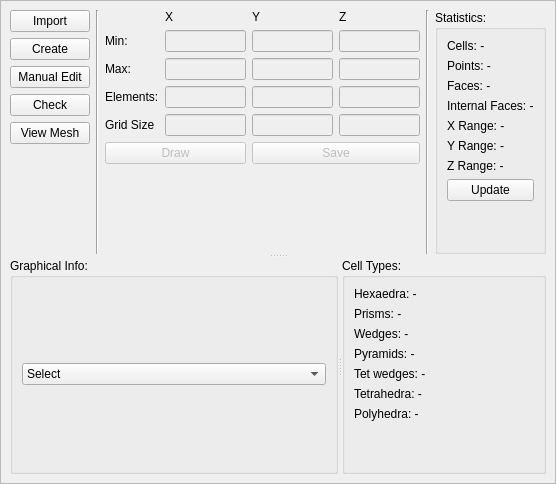
Qt form petroSym/mesh.ui (jmarcelogimenez/petroSym) before a commit.
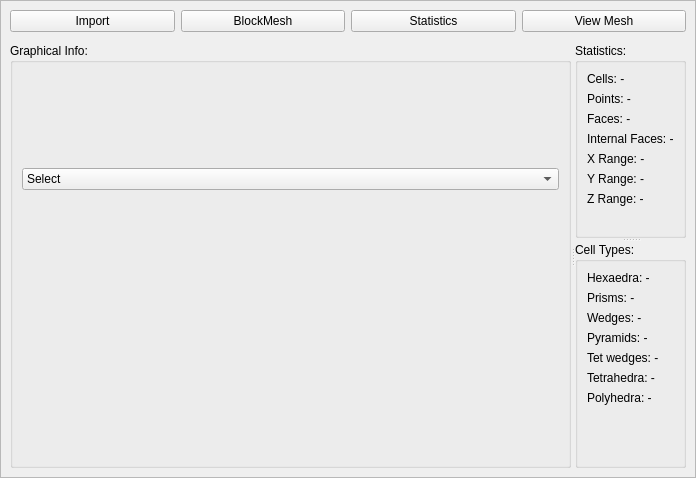
The same form after that commit. Icons and pictures are not drawn.

Diff of the .ui file:
```diff
--- a/petroSym/mesh.ui
+++ b/petroSym/mesh.ui
@@ -6,10 +6,16 @@
    <rect>
     <x>0</x>
     <y>0</y>
-    <width>556</width>
-    <height>484</height>
+    <width>696</width>
+    <height>478</height>
    </rect>
   </property>
+  <property name="sizePolicy">
+   <sizepolicy hsizetype="Expanding" vsizetype="Expanding">
+    <horstretch>1</horstretch>
+    <verstretch>0</verstretch>
+   </sizepolicy>
+  </property>
   <property name="font">
    <font>
     <pointsize>9</pointsize>
@@ -26,431 +32,262 @@
     <rect>
      <x>0</x>
      <y>0</y>
-     <width>554</width>
-     <height>482</height>
+     <width>678</width>
+     <height>488</height>
     </rect>
    </property>
    <layout class="QVBoxLayout" name="verticalLayout_2">
     <item>
-     <widget class="QSplitter" name="splitter_2">
+     <layout class="QHBoxLayout" name="horizontalLayout">
+      <item>
+       <widget class="QPushButton" name="pushButton_import">
+        <property name="enabled">
+         <bool>true</bool>
+        </property>
+        <property name="sizePolicy">
+         <sizepolicy hsizetype="Minimum" vsizetype="Fixed">
+          <horstretch>0</horstretch>
+          <verstretch>0</verstretch>
+         </sizepolicy>
+        </property>
+        <property name="text">
+         <string>Import</string>
+        </property>
+        <property name="icon">
+         <iconset resource="resources.qrc">
+          <normaloff>:/newPrefix/images/fromHelyx/import16.png</normaloff>:/newPrefix/images/fromHelyx/import16.png</iconset>
+        </property>
+       </widget>
+      </item>
+      <item>
+       <widget class="QPushButton" name="pushButton_create">
+        <property name="enabled">
+         <bool>true</bool>
+        </property>
+        <property name="text">
+         <string>BlockMesh</string>
+        </property>
+        <property name="icon">
+         <iconset resource="resources.qrc">
+          <normaloff>:/newPrefix/images/fromHelyx/new16.png</normaloff>:/newPrefix/images/fromHelyx/new16.png</iconset>
+        </property>
+       </widget>
+      </item>
+      <item>
+       <widget class="QPushButton" name="pushButton_check">
+        <property name="text">
+         <string>Statistics</string>
+        </property>
+        <property name="icon">
+         <iconset resource="resources.qrc">
+          <normaloff>:/newPrefix/images/fromHelyx/monitoringFunction16.png</normaloff>:/newPrefix/images/fromHelyx/monitoringFunction16.png</iconset>
+        </property>
+       </widget>
+      </item>
+      <item>
+       <widget class="QPushButton" name="pushButton_view">
+        <property name="text">
+         <string>View Mesh</string>
+        </property>
+        <property name="icon">
+         <iconset resource="resources.qrc">
+          <normaloff>:/newPrefix/images/fromHelyx/paraview16.png</normaloff>:/newPrefix/images/fromHelyx/paraview16.png</iconset>
+        </property>
+       </widget>
+      </item>
+     </layout>
+    </item>
+    <item>
+     <spacer name="verticalSpacer_5">
       <property name="orientation">
        <enum>Qt::Vertical</enum>
       </property>
-      <widget class="QWidget" name="layoutWidget">
-       <layout class="QHBoxLayout" name="horizontalLayout_3">
+      <property name="sizeType">
+       <enum>QSizePolicy::Fixed</enum>
+      </property>
+      <property name="sizeHint" stdset="0">
+       <size>
+        <width>20</width>
+        <height>5</height>
+       </size>
+      </property>
+     </spacer>
+    </item>
+    <item>
+     <widget class="QSplitter" name="splitter_2">
+      <property name="sizePolicy">
+       <sizepolicy hsizetype="Expanding" vsizetype="Preferred">
+        <horstretch>0</horstretch>
+        <verstretch>0</verstretch>
+       </sizepolicy>
+      </property>
+      <property name="orientation">
+       <enum>Qt::Horizontal</enum>
+      </property>
+      <widget class="QGroupBox" name="groupBox_draw">
+       <property name="sizePolicy">
+        <sizepolicy hsizetype="Expanding" vsizetype="Expanding">
+         <horstretch>1</horstretch>
+         <verstretch>0</verstretch>
+        </sizepolicy>
+       </property>
+       <property name="title">
+        <string>Graphical Info:</string>
+       </property>
+       <layout class="QVBoxLayout" name="verticalLayout_4">
         <item>
-         <layout class="QVBoxLayout" name="verticalLayout_3">
+         <widget class="QComboBox" name="comboBox_histo">
           <item>
-           <widget class="QPushButton" name="pushButton_import">
-            <property name="enabled">
-             <bool>true</bool>
-            </property>
-            <property name="text">
-             <string>Import</string>
-            </property>
-            <property name="icon">
-             <iconset resource="resources.qrc">
-              <normaloff>:/newPrefix/images/fromHelyx/import16.png</normaloff>:/newPrefix/images/fromHelyx/import16.png</iconset>
-            </property>
-           </widget>
+           <property name="text">
+            <string>Select</string>
+           </property>
           </item>
           <item>
-           <widget class="QPushButton" name="pushButton_create">
-            <property name="enabled">
-             <bool>true</bool>
-            </property>
-            <property name="text">
-             <string>Create</string>
-            </property>
-            <property name="icon">
-             <iconset resource="resources.qrc">
-              <normaloff>:/newPrefix/images/fromHelyx/new16.png</normaloff>:/newPrefix/images/fromHelyx/new16.png</iconset>
-            </property>
-           </widget>
+           <property name="text">
+            <string>Non-Orthogonality</string>
+           </property>
           </item>
           <item>
-           <widget class="QPushButton" name="pushButton_2">
-            <property name="enabled">
-             <bool>true</bool>
-            </property>
-            <property name="text">
-             <string>Manual Edit</string>
-            </property>
-            <property name="icon">
-             <iconset resource="resources.qrc">
-              <normaloff>:/newPrefix/images/fromHelyx/edit16.png</normaloff>:/newPrefix/images/fromHelyx/edit16.png</iconset>
-            </property>
-           </widget>
+           <property name="text">
+            <string>Skewness</string>
+           </property>
           </item>
           <item>
-           <widget class="QPushButton" name="pushButton_check">
-            <property name="text">
-             <string>Check</string>
-            </property>
-            <property name="icon">
-             <iconset resource="resources.qrc">
-              <normaloff>:/newPrefix/images/fromHelyx/tick16.png</normaloff>:/newPrefix/images/fromHelyx/tick16.png</iconset>
-            </property>
-           </widget>
+           <property name="text">
+            <string>Volume</string>
+           </property>
           </item>
-          <item>
-           <widget class="QPushButton" name="pushButton_4">
-            <property name="text">
-             <string>View Mesh</string>
-            </property>
-            <property name="icon">
-             <iconset resource="resources.qrc">
-              <normaloff>:/newPrefix/images/fromHelyx/paraview16.png</normaloff>:/newPrefix/images/fromHelyx/paraview16.png</iconset>
-            </property>
-           </widget>
-          </item>
-          <item>
-           <spacer name="verticalSpacer_2">
-            <property name="orientation">
-             <enum>Qt::Vertical</enum>
-            </property>
-            <property name="sizeHint" stdset="0">
-             <size>
-              <width>20</width>
-              <height>40</height>
-             </size>
-            </property>
-           </spacer>
-          </item>
-         </layout>
+         </widget>
         </item>
         <item>
-         <widget class="Line" name="line_2">
+         <spacer name="verticalSpacer_4">
           <property name="orientation">
            <enum>Qt::Vertical</enum>
           </property>
-         </widget>
+          <property name="sizeType">
+           <enum>QSizePolicy::Fixed</enum>
+          </property>
+          <property name="sizeHint" stdset="0">
+           <size>
+            <width>20</width>
+            <height>30</height>
+           </size>
+          </property>
+         </spacer>
         </item>
         <item>
-         <layout class="QGridLayout" name="gridLayout_2">
-          <item row="2" column="1">
-           <widget class="QLineEdit" name="bm_xmin">
-            <property name="enabled">
-             <bool>false</bool>
-            </property>
-           </widget>
-          </item>
-          <item row="4" column="0">
-           <widget class="QLabel" name="label_3">
-            <property name="text">
-             <string>Elements:</string>
-            </property>
-           </widget>
-          </item>
-          <item row="1" column="3">
-           <widget class="QLabel" name="label_6">
-            <property name="font">
-             <font>
-              <strikeout>false</strikeout>
-             </font>
-            </property>
-            <property name="layoutDirection">
-             <enum>Qt::LeftToRight</enum>
-            </property>
-            <property name="text">
-             <string>Z</string>
-            </property>
-           </widget>
-          </item>
-          <item row="3" column="1">
-           <widget class="QLineEdit" name="bm_xmax">
-            <property name="enabled">
-             <bool>false</bool>
-            </property>
-           </widget>
-          </item>
-          <item row="2" column="3">
-           <widget class="QLineEdit" name="bm_zmin">
-            <property name="enabled">
-             <bool>false</bool>
-            </property>
-           </widget>
-          </item>
-          <item row="3" column="2">
-           <widget class="QLineEdit" name="bm_ymax">
-            <property name="enabled">
-             <bool>false</bool>
-            </property>
-           </widget>
-          </item>
-          <item row="5" column="2">
-           <widget class="QLineEdit" name="bm_ysize">
-            <property name="enabled">
-             <bool>false</bool>
-            </property>
-           </widget>
-          </item>
-          <item row="5" column="3">
-           <widget class="QLineEdit" name="bm_zsize">
-            <property name="enabled">
-             <bool>false</bool>
-            </property>
-           </widget>
-          </item>
-          <item row="5" column="0">
-           <widget class="QLabel" name="label_7">
-            <property name="text">
-             <string>Grid Size</string>
-            </property>
-           </widget>
-          </item>
-          <item row="2" column="2">
-           <widget class="QLineEdit" name="bm_ymin">
-            <property name="enabled">
-             <bool>false</bool>
-            </property>
-           </widget>
-          </item>
-          <item row="1" column="2">
-           <widget class="QLabel" name="label_5">
-            <property name="font">
-             <font>
-              <strikeout>false</strikeout>
-             </font>
-            </property>
-            <property name="layoutDirection">
-             <enum>Qt::LeftToRight</enum>
-            </property>
-            <property name="text">
-             <string>Y</string>
-            </property>
-           </widget>
-          </item>
-          <item row="3" column="3">
-           <widget class="QLineEdit" name="bm_zmax">
-            <property name="enabled">
-             <bool>false</bool>
-            </property>
-           </widget>
-          </item>
-          <item row="4" column="3">
-           <widget class="QLineEdit" name="bm_nz">
-            <property name="enabled">
-             <bool>false</bool>
-            </property>
-           </widget>
-          </item>
-          <item row="6" column="2" colspan="2">
-           <widget class="QPushButton" name="pushButton_3">
-            <property name="enabled">
-             <bool>false</bool>
-            </property>
-            <property name="text">
-             <string>Save</string>
-            </property>
-            <property name="icon">
-             <iconset resource="resources.qrc">
-              <normaloff>:/newPrefix/images/fromHelyx/save16.png</normaloff>:/newPrefix/images/fromHelyx/save16.png</iconset>
-            </property>
-           </widget>
-          </item>
-          <item row="4" column="1">
-           <widget class="QLineEdit" name="bm_nx">
-            <property name="enabled">
-             <bool>false</bool>
-            </property>
-           </widget>
-          </item>
-          <item row="4" column="2">
-           <widget class="QLineEdit" name="bm_ny">
-            <property name="enabled">
-             <bool>false</bool>
-            </property>
-           </widget>
-          </item>
-          <item row="2" column="0">
-           <widget class="QLabel" name="label">
-            <property name="text">
-             <string>Min:</string>
-            </property>
-           </widget>
-          </item>
-          <item row="3" column="0">
-           <widget class="QLabel" name="label_2">
-            <property name="text">
-             <string>Max:</string>
-            </property>
-           </widget>
-          </item>
-          <item row="6" column="0" colspan="2">
-           <widget class="QPushButton" name="pushButton">
-            <property name="enabled">
-             <bool>false</bool>
-            </property>
-            <property name="text">
-             <string>Draw</string>
-            </property>
-            <property name="icon">
-             <iconset resource="resources.qrc">
-              <normaloff>:/newPrefix/images/fromHelyx/externalMesh16.png</normaloff>:/newPrefix/images/fromHelyx/externalMesh16.png</iconset>
-            </property>
-           </widget>
-          </item>
-          <item row="5" column="1">
-           <widget class="QLineEdit" name="bm_xsize">
-            <property name="enabled">
-             <bool>false</bool>
-            </property>
-           </widget>
-          </item>
-          <item row="1" column="1">
-           <widget class="QLabel" name="label_4">
-            <property name="font">
-             <font>
-              <strikeout>false</strikeout>
-             </font>
-            </property>
-            <property name="layoutDirection">
-             <enum>Qt::LeftToRight</enum>
-            </property>
-            <property name="text">
-             <string>X</string>
-            </property>
-           </widget>
-          </item>
-          <item row="7" column="0" colspan="4">
-           <spacer name="verticalSpacer">
-            <property name="orientation">
-             <enum>Qt::Vertical</enum>
-            </property>
-            <property name="sizeHint" stdset="0">
-             <size>
-              <width>20</width>
-              <height>40</height>
-             </size>
-            </property>
-           </spacer>
-          </item>
-         </layout>
+         <layout class="QVBoxLayout" name="verticalLayout_draw"/>
         </item>
         <item>
-         <widget class="Line" name="line_3">
+         <spacer name="verticalSpacer_3">
           <property name="orientation">
            <enum>Qt::Vertical</enum>
           </property>
-         </widget>
-        </item>
-        <item>
-         <widget class="QGroupBox" name="groupBox_2">
-          <property name="title">
-           <string>Statistics:</string>
+          <property name="sizeType">
+           <enum>QSizePolicy::Fixed</enum>
           </property>
-          <layout class="QGridLayout" name="gridLayout">
-           <item row="6" column="0">
-            <widget class="QLabel" name="label_yrange">
-             <property name="text">
-              <string>Y Range: -</string>
-             </property>
-            </widget>
-           </item>
-           <item row="3" column="0">
-            <widget class="QLabel" name="label_nfaces">
-             <property name="text">
-              <string>Faces: -</string>
-             </property>
-            </widget>
-           </item>
-           <item row="5" column="0">
-            <widget class="QLabel" name="label_xrange">
-             <property name="text">
-              <string>X Range: -</string>
-             </property>
-            </widget>
-           </item>
-           <item row="0" column="0">
-            <widget class="QLabel" name="label_ncells">
-             <property name="text">
-              <string>Cells: -</string>
-             </property>
-            </widget>
-           </item>
-           <item row="4" column="0">
-            <widget class="QLabel" name="label_nifaces">
-             <property name="text">
-              <string>Internal Faces: -</string>
-             </property>
-            </widget>
-           </item>
-           <item row="9" column="0">
-            <spacer name="verticalSpacer_3">
-             <property name="orientation">
-              <enum>Qt::Vertical</enum>
-             </property>
-             <property name="sizeHint" stdset="0">
-              <size>
-               <width>20</width>
-               <height>40</height>
-              </size>
-             </property>
-            </spacer>
-           </item>
-           <item row="7" column="0">
-            <widget class="QLabel" name="label_zrange">
-             <property name="text">
-              <string>Z Range: -</string>
-             </property>
-            </widget>
-           </item>
-           <item row="2" column="0">
-            <widget class="QLabel" name="label_npoints">
-             <property name="text">
-              <string>Points: -</string>
-             </property>
-            </widget>
-           </item>
-           <item row="8" column="0">
-            <widget class="QPushButton" name="pushButton_5">
-             <property name="text">
-              <string>Update</string>
-             </property>
-            </widget>
-           </item>
-          </layout>
-         </widget>
+          <property name="sizeHint" stdset="0">
+           <size>
+            <width>20</width>
+            <height>140</height>
+           </size>
+          </property>
+         </spacer>
         </item>
        </layout>
       </widget>
       <widget class="QSplitter" name="splitter">
+       <property name="sizePolicy">
+        <sizepolicy hsizetype="Fixed" vsizetype="Fixed">
+         <horstretch>0</horstretch>
+         <verstretch>0</verstretch>
+        </sizepolicy>
+       </property>
        <property name="orientation">
-        <enum>Qt::Horizontal</enum>
+        <enum>Qt::Vertical</enum>
        </property>
-       <widget class="QGroupBox" name="groupBox_draw">
+       <widget class="QGroupBox" name="groupBox_2">
+        <property name="sizePolicy">
+         <sizepolicy hsizetype="Fixed" vsizetype="Fixed">
+          <horstretch>0</horstretch>
+          <verstretch>0</verstretch>
+         </sizepolicy>
+        </property>
         <property name="title">
-         <string>Graphical Info:</string>
+         <string>Statistics:</string>
         </property>
         <layout class="QVBoxLayout" name="verticalLayout">
          <item>
-          <widget class="QComboBox" name="comboBox_histo">
-           <item>
-            <property name="text">
-             <string>Select</string>
-            </property>
-           </item>
-           <item>
-            <property name="text">
-             <string>Non-Orthogonality</string>
-            </property>
-           </item>
-           <item>
-            <property name="text">
-             <string>Skewness</string>
-            </property>
-           </item>
-           <item>
-            <property name="text">
-             <string>Volume</string>
-            </property>
-           </item>
+          <widget class="QLabel" name="label_ncells">
+           <property name="text">
+            <string>Cells: -</string>
+           </property>
           </widget>
          </item>
+         <item>
+          <widget class="QLabel" name="label_npoints">
+           <property name="text">
+            <string>Points: -</string>
+           </property>
+          </widget>
+         </item>
+         <item>
+          <widget class="QLabel" name="label_nfaces">
+           <property name="text">
+            <string>Faces: -</string>
+           </property>
+          </widget>
+         </item>
+         <item>
+          <widget class="QLabel" name="label_nifaces">
+           <property name="text">
+            <string>Internal Faces: -</string>
+           </property>
+          </widget>
+         </item>
+         <item>
+          <widget class="QLabel" name="label_xrange">
+           <property name="text">
+            <string>X Range: -</string>
+           </property>
+          </widget>
+         </item>
+         <item>
+          <widget class="QLabel" name="label_yrange">
+           <property name="text">
+            <string>Y Range: -</string>
+           </property>
+          </widget>
+         </item>
+         <item>
+          <widget class="QLabel" name="label_zrange">
+           <property name="text">
+            <string>Z Range: -</string>
+           </property>
+          </widget>
+         </item>
+         <item>
+          <spacer name="verticalSpacer_2">
+           <property name="orientation">
+            <enum>Qt::Vertical</enum>
+           </property>
+           <property name="sizeHint" stdset="0">
+            <size>
+             <width>20</width>
+             <height>10</height>
+            </size>
+           </property>
+          </spacer>
+         </item>
         </layout>
        </widget>
        <widget class="QGroupBox" name="groupBox_3">
+        <property name="sizePolicy">
+         <sizepolicy hsizetype="Fixed" vsizetype="Fixed">
+          <horstretch>0</horstretch>
+          <verstretch>0</verstretch>
+         </sizepolicy>
+        </property>
         <property name="font">
          <font>
           <pointsize>9</pointsize>
@@ -459,9 +296,12 @@
         <property name="title">
          <string>Cell Types:</string>
         </property>
-        <layout class="QVBoxLayout" name="verticalLayout_4">
+        <layout class="QVBoxLayout" name="verticalLayout_6">
          <item>
           <layout class="QGridLayout" name="gridLayout_4">
+           <property name="sizeConstraint">
+            <enum>QLayout::SetFixedSize</enum>
+           </property>
            <item row="5" column="0">
             <widget class="QLabel" name="label_ntetra">
              <property name="text">
@@ -514,7 +354,7 @@
           </layout>
          </item>
          <item>
-          <spacer name="verticalSpacer_4">
+          <spacer name="verticalSpacer">
            <property name="orientation">
             <enum>Qt::Vertical</enum>
            </property>
```
Left out of the diff: 95 changed lines with no effect on the pictures.
